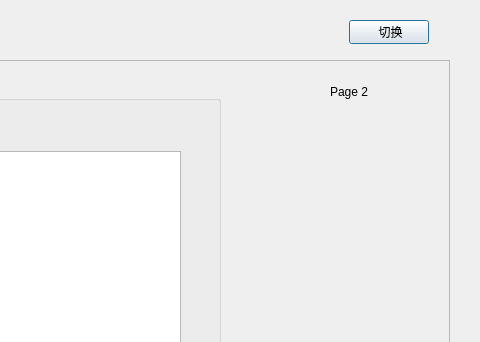
PG98/2017SepQt, file Restaurant/managerdialog.ui: the form before one commit; both pictures show x 411 to 891 and y 0 to 342 of the 891 by 627 pixel window.
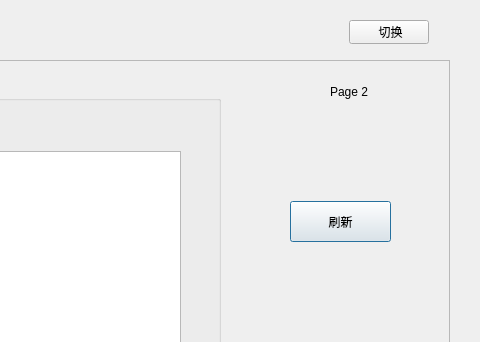
The form after the commit.

Patch:
```diff
--- a/Restaurant/managerdialog.ui
+++ b/Restaurant/managerdialog.ui
@@ -136,6 +136,32 @@
       </property>
      </widget>
     </widget>
+    <widget class="QPushButton" name="refreshBtn">
+     <property name="geometry">
+      <rect>
+       <x>670</x>
+       <y>140</y>
+       <width>101</width>
+       <height>41</height>
+      </rect>
+     </property>
+     <property name="text">
+      <string>刷新</string>
+     </property>
+    </widget>
+    <widget class="QLabel" name="movieLabel">
+     <property name="geometry">
+      <rect>
+       <x>640</x>
+       <y>280</y>
+       <width>161</width>
+       <height>161</height>
+      </rect>
+     </property>
+     <property name="text">
+      <string/>
+     </property>
+    </widget>
    </widget>
   </widget>
   <widget class="QPushButton" name="button">
```
